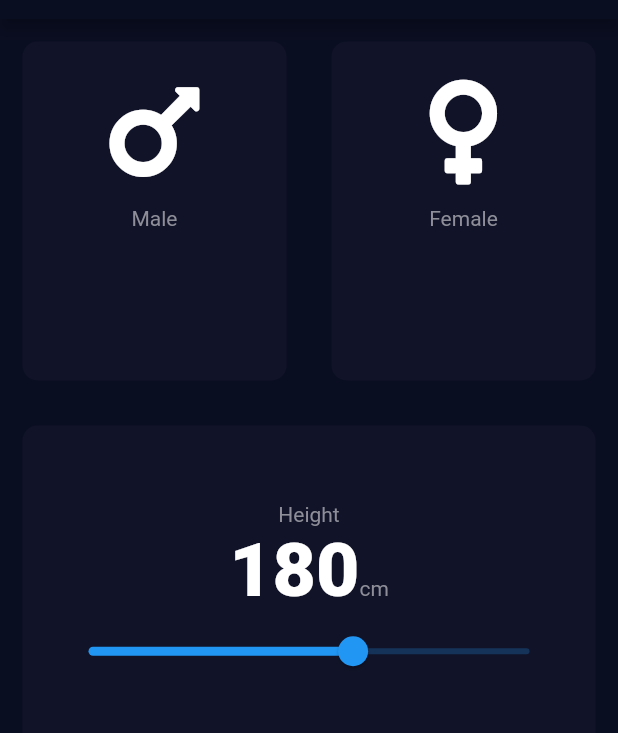
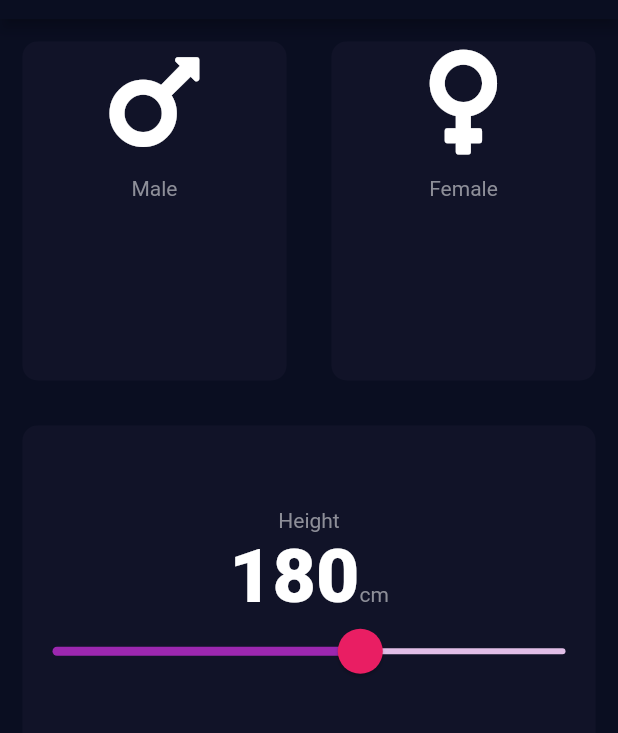
Before and after one commit to ckmonish2000/BMI-Calculator-Flutter, a Flutter app: the screen it shows after launch, on a phone screen of 412 x 824 dp, the part 65-798 px from its top. Run offline on Flutter 3.47's test engine with Material 2 defaults, Android fonts, the phone set to English and light mode, and no system bars; our stand-ins replace font_awesome_flutter.

Commit message:
fourth commit

```diff
--- a/lib/input.dart
+++ b/lib/input.dart
@@ -14,7 +14,7 @@ class ReuseableCard extends StatelessWidget {
 
         child: Center(
           child: Container(
-            padding: EdgeInsets.all(20.0),
+
               margin: const EdgeInsets.all(15.0),
               decoration: BoxDecoration(
                   borderRadius: BorderRadius.circular(10.0), color: colour),
--- a/lib/main.dart
+++ b/lib/main.dart
@@ -119,12 +119,23 @@ class _InputPageState extends State<InputPage> {
                      ]
 
                    ),
-                   Slider(value: height.toDouble(), min: 120.0,max: 220.0,onChanged: (double newvalue){
-                     print(newvalue);
-                     setState(() {
-                       height=newvalue.toInt();
-                     });
-                   },)
+                   SliderTheme(
+                     data:SliderTheme.of(context).copyWith(
+                       overlappingShapeStrokeColor: Colors.white,
+                       thumbShape: RoundSliderThumbShape(enabledThumbRadius:15.0),
+                       activeTrackColor: Colors.purple,
+                       inactiveTrackColor: Colors.purple[100],
+                       thumbColor: Colors.pink,
+                       overlayColor: Color(0x29AF1555),
+                       overlayShape: RoundSliderOverlayShape(overlayRadius:20.0)
+                     ),
+                     child: Slider(value: height.toDouble(), min: 120.0,max: 220.0,onChanged: (double newvalue){
+                       print(newvalue);
+                       setState(() {
+                         height=newvalue.toInt();
+                       });
+                     },),
+                   )
                 ]
               ),
 
```
